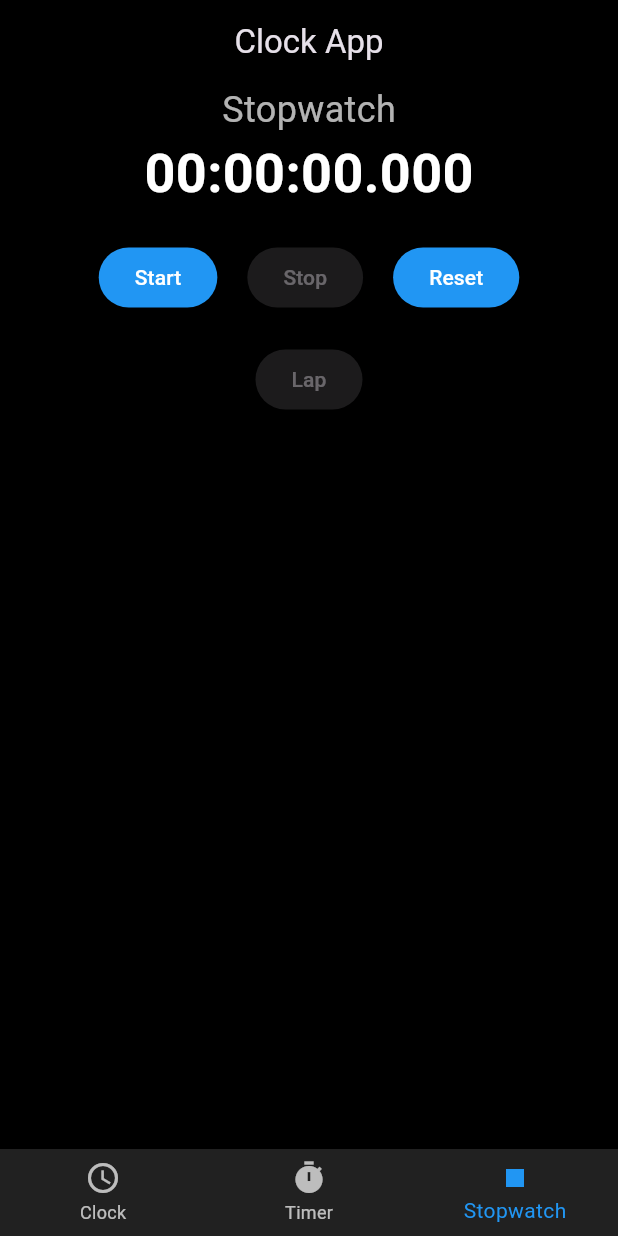
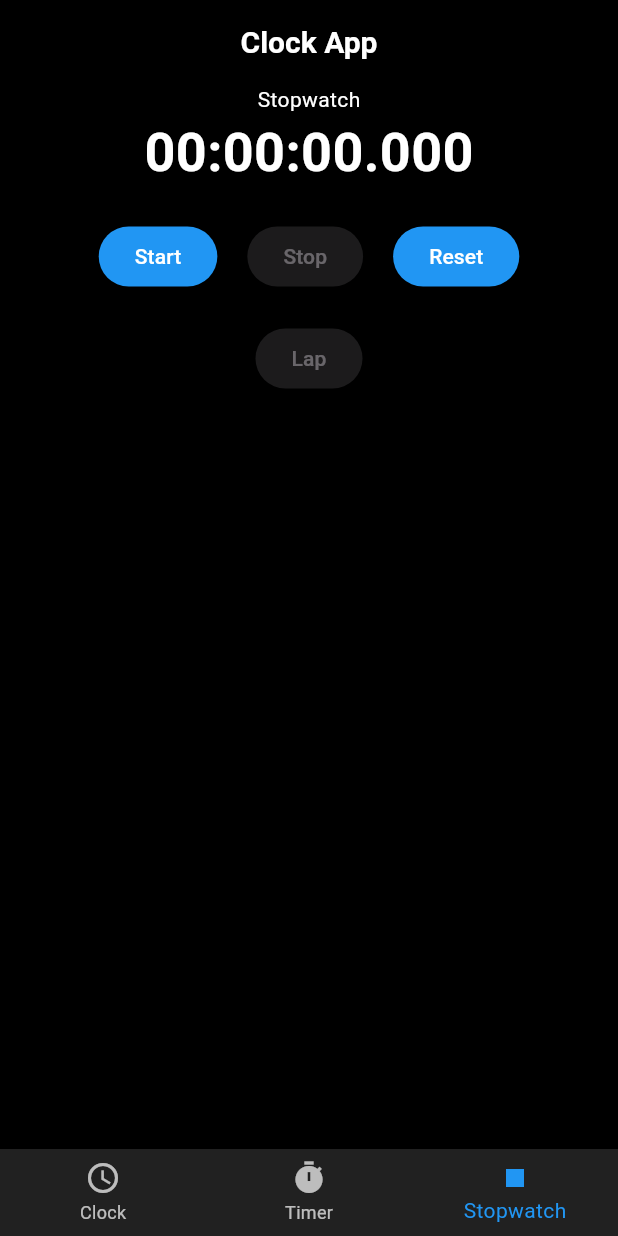
Before and after one commit to Rishav8989/Clock, a Flutter app: the screen it shows after launch, item 3 of the bottom bar chosen, after a tap on "Reset", on a phone screen of 412 x 824 dp. Run offline on Flutter 3.47's test engine with Material 3 defaults, Android fonts, the phone set to English and light mode, and no system bars.

Commit message:
refactor theme

```diff
--- a/lib/clock_tab.dart
+++ b/lib/clock_tab.dart
@@ -46,14 +46,12 @@ class _ClockTabState extends State<ClockTab> {
         children: [
           const Text(
             'Current Time',
-            style: TextStyle(fontSize: 20, color: Colors.white70),
           ),
           Text(
             _timeString,
             style: const TextStyle(
               fontSize: 40,
               fontWeight: FontWeight.bold,
-              color: Colors.white,
             ),
           ),
         ],
--- a/lib/home_page.dart
+++ b/lib/home_page.dart
@@ -1,3 +1,4 @@
+// clock_home_page.dart (or wherever your ClockHomePage is)
 import 'package:flutter/material.dart';
 import 'clock_tab.dart';
 import 'timer_tab.dart';
@@ -31,14 +32,9 @@ class _ClockHomePageState extends State<ClockHomePage>
   Widget build(BuildContext context) {
     return Scaffold(
       appBar: AppBar(
-        title: Center(child: const Text('Clock App')),
-        backgroundColor: Colors.transparent,
-        elevation: 0,
+        title: const Text('Clock App'),
       ),
       bottomNavigationBar: BottomNavigationBar(
-        backgroundColor: Colors.grey.shade900,
-        selectedItemColor: Colors.blue,
-        unselectedItemColor: Colors.white70,
         currentIndex: _currentIndex,
         onTap: (index) {
           setState(() {
--- a/lib/stopwatch_tab.dart
+++ b/lib/stopwatch_tab.dart
@@ -63,14 +63,17 @@ class _StopwatchTabState extends State<StopwatchTab> {
     setState(() {
       _elapsedTime = '00:00:00.000';
       _laps.clear();
+      _stopwatch.stop();
       _isRunning = false;
     });
   }
 
   void _recordLap() {
-    setState(() {
-      _laps.insert(0, _formatElapsedTime(_stopwatch.elapsed));
-    });
+    if (_isRunning) {
+      setState(() {
+        _laps.insert(0, _formatElapsedTime(_stopwatch.elapsed));
+      });
+    }
   }
 
   @override
@@ -81,7 +84,6 @@ class _StopwatchTabState extends State<StopwatchTab> {
         children: [
           const Text(
             'Stopwatch',
-            style: TextStyle(fontSize: 24, color: Colors.white70),
           ),
           Text(
             _elapsedTime,
@@ -124,7 +126,6 @@ class _StopwatchTabState extends State<StopwatchTab> {
                 return ListTile(
                   title: Text(
                     'Lap ${(_laps.length - index)}: ${_laps[index]}',
-                    style: const TextStyle(color: Colors.white),
                   ),
                 );
               },
--- a/lib/utils/app_theme.dart
+++ b/lib/utils/app_theme.dart
@@ -30,5 +30,20 @@ ThemeData appTheme() {
         borderSide: BorderSide(color: Colors.blue),
       ),
     ),
+    appBarTheme: const AppBarTheme(
+      backgroundColor: Colors.transparent,
+      elevation: 0,
+      centerTitle: true,
+      titleTextStyle: TextStyle(
+        color: Colors.white,
+        fontSize: 20,
+        fontWeight: FontWeight.bold,
+      ),
+    ),
+    bottomNavigationBarTheme: BottomNavigationBarThemeData(
+      backgroundColor: Colors.grey.shade900,
+      selectedItemColor: Colors.blue,
+      unselectedItemColor: Colors.white70,
+    ),
   );
 }
```
